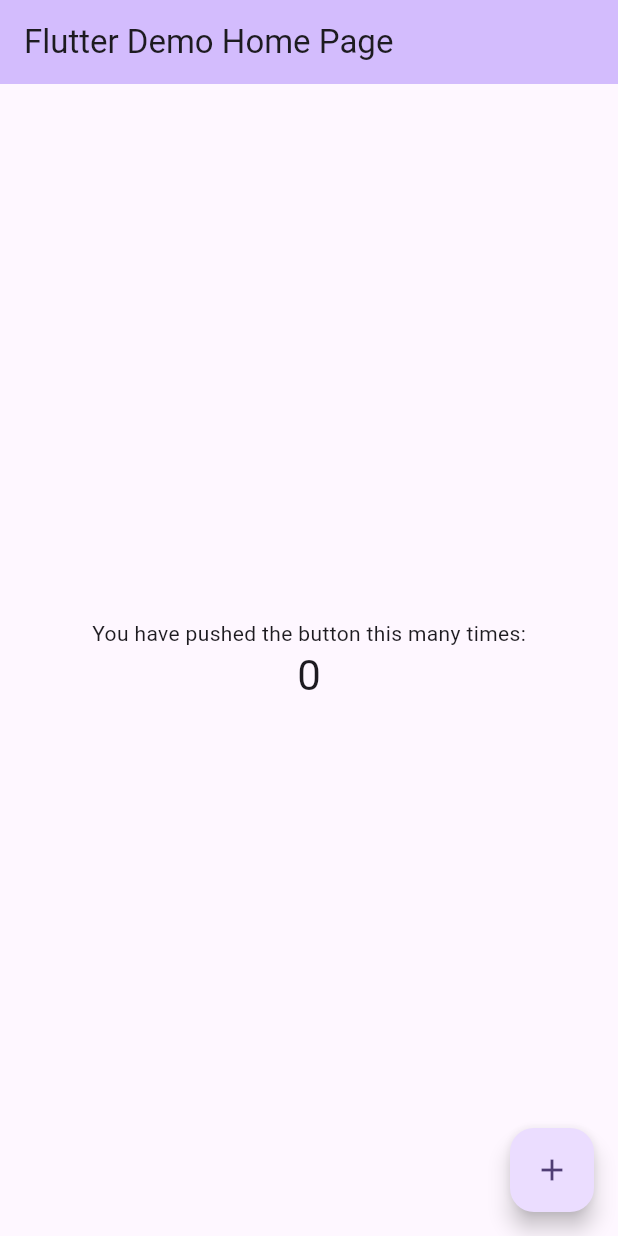
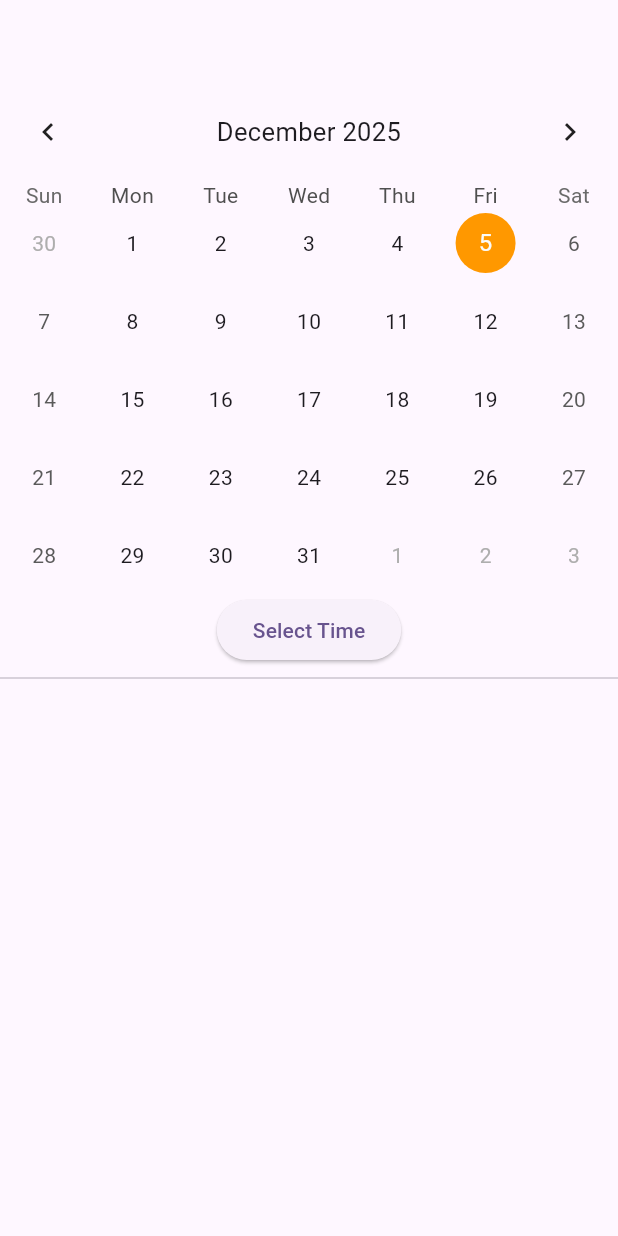
Before and after one commit to Excelsior-Technologies-Community/flutter_custom_calendar, a Flutter app: the screen it shows after launch, on a phone screen of 412 x 824 dp. Run offline on Flutter 3.47's test engine with Material 3 defaults, Android fonts, the phone set to English and light mode, and no system bars; drawn by our look-alikes of table_calendar.

```diff
--- /dev/null
+++ b/custom_calendar/analysis_options.yaml
@@ -0,0 +1,4 @@
+include: package:flutter_lints/flutter.yaml
+
+# Additional information about this file can be found at
+# https://dart.dev/guides/language/analysis-options
--- /dev/null
+++ b/custom_calendar/lib/custom_calendar.dart
@@ -0,0 +1,123 @@
+library custom_calendar;
+
+import 'package:flutter/material.dart';
+import 'package:table_calendar/table_calendar.dart';
+
+class CustomCalendar extends StatefulWidget {
+  const CustomCalendar({
+    super.key,
+    this.events = const {},
+    this.holidays = const {},
+    this.holidaySelectColor = Colors.blue,
+    this.eventSelectColor = Colors.red, this.todaySelectColor = Colors.orange,
+  });
+
+  final Map<DateTime, List<String>> events;
+  final Map<DateTime, String> holidays;
+  final Color holidaySelectColor;
+  final Color eventSelectColor;
+  final Color todaySelectColor;
+
+  @override
+  State<CustomCalendar> createState() => _CustomCalendarState();
+}
+
+class _CustomCalendarState extends State<CustomCalendar> {
+  DateTime focusedDay = DateTime.now();
+  DateTime? selectedDay;
+
+  String selectedDayMessage = "";
+
+  List<String> getEventsForDay(DateTime day) {
+    DateTime d = DateTime(day.year, day.month, day.day);
+    return widget.events[d] ?? [];
+  }
+
+  String? getHolidayName(DateTime day) {
+    DateTime d = DateTime(day.year, day.month, day.day);
+    return widget.holidays[d];
+  }
+
+  bool isHoliday(DateTime day) => getHolidayName(day) != null;
+
+  void selectTime() async {
+    TimeOfDay? time = await showTimePicker(
+      context: context,
+      initialTime: TimeOfDay.now(),
+    );
+
+    if (time != null) {
+      ScaffoldMessenger.of(context).showSnackBar(
+        SnackBar(content: Text("Selected time: ${time.format(context)}")),
+      );
+    }
+  }
+
+  @override
+  Widget build(BuildContext context) {
+    return Column(
+      children: [
+        TableCalendar(
+          headerStyle: const HeaderStyle(
+            formatButtonVisible: false,
+            titleCentered: true,
+          ),
+          focusedDay: focusedDay,
+          firstDay: DateTime(2020),
+          lastDay: DateTime(2030),
+          selectedDayPredicate: (day) => isSameDay(selectedDay, day),
+
+          onDaySelected: (selected, focused) {
+            setState(() {
+              selectedDay = selected;
+              focusedDay = focused;
+
+              String? holiday = getHolidayName(selected);
+              List<String> events = getEventsForDay(selected);
+
+              if (holiday != null) {
+                selectedDayMessage = "This date is $holiday holiday";
+              } else if (events.isNotEmpty) {
+                selectedDayMessage = "This date has ${events.join(', ')} event";
+              } else {
+                selectedDayMessage = "No events on this day";
+              }
+            });
+          },
+
+          eventLoader: getEventsForDay,
+
+          holidayPredicate: (day) => isHoliday(day),
+
+          calendarStyle:  CalendarStyle(
+            todayDecoration: BoxDecoration(
+              color: Colors.orange,
+              shape: BoxShape.circle,
+            ),
+            selectedDecoration: BoxDecoration(
+              color: widget.holidaySelectColor,
+              shape: BoxShape.circle,
+            ),
+            markerDecoration: BoxDecoration(
+              color: widget.eventSelectColor,
+              shape: BoxShape.circle,
+            ),
+          ),
+        ),
+
+        ElevatedButton(onPressed: selectTime, child: const Text("Select Time")),
+
+        const Divider(),
+
+        Padding(
+          padding: const EdgeInsets.all(8.0),
+          child: Text(
+            selectedDayMessage,
+            style: const TextStyle(fontSize: 16, fontWeight: FontWeight.bold),
+            textAlign: TextAlign.center,
+          ),
+        ),
+      ],
+    );
+  }
+}
--- a/lib/main.dart
+++ b/lib/main.dart
@@ -1,4 +1,6 @@
+import 'package:custom_calendar/custom_calendar.dart';
 import 'package:flutter/material.dart';
+import 'package:flutter_custom_calendar/custom_calendar/custom_calendar.dart';
 
 void main() {
   runApp(const MyApp());
@@ -7,116 +9,42 @@ void main() {
 class MyApp extends StatelessWidget {
   const MyApp({super.key});
 
-  // This widget is the root of your application.
   @override
   Widget build(BuildContext context) {
     return MaterialApp(
+      debugShowCheckedModeBanner: false,
       title: 'Flutter Demo',
       theme: ThemeData(
-        // This is the theme of your application.
-        //
-        // TRY THIS: Try running your application with "flutter run". You'll see
-        // the application has a purple toolbar. Then, without quitting the app,
-        // try changing the seedColor in the colorScheme below to Colors.green
-        // and then invoke "hot reload" (save your changes or press the "hot
-        // reload" button in a Flutter-supported IDE, or press "r" if you used
-        // the command line to start the app).
-        //
-        // Notice that the counter didn't reset back to zero; the application
-        // state is not lost during the reload. To reset the state, use hot
-        // restart instead.
-        //
-        // This works for code too, not just values: Most code changes can be
-        // tested with just a hot reload.
         colorScheme: ColorScheme.fromSeed(seedColor: Colors.deepPurple),
       ),
-      home: const MyHomePage(title: 'Flutter Demo Home Page'),
+      home:  New(),
     );
   }
 }
 
-class MyHomePage extends StatefulWidget {
-  const MyHomePage({super.key, required this.title});
-
-  // This widget is the home page of your application. It is stateful, meaning
-  // that it has a State object (defined below) that contains fields that affect
-  // how it looks.
-
-  // This class is the configuration for the state. It holds the values (in this
-  // case the title) provided by the parent (in this case the App widget) and
-  // used by the build method of the State. Fields in a Widget subclass are
-  // always marked "final".
-
-  final String title;
-
-  @override
-  State<MyHomePage> createState() => _MyHomePageState();
-}
-
-class _MyHomePageState extends State<MyHomePage> {
-  int _counter = 0;
-
-  void _incrementCounter() {
-    setState(() {
-      // This call to setState tells the Flutter framework that something has
-      // changed in this State, which causes it to rerun the build method below
-      // so that the display can reflect the updated values. If we changed
-      // _counter without calling setState(), then the build method would not be
-      // called again, and so nothing would appear to happen.
-      _counter++;
-    });
-  }
+class New extends StatelessWidget {
+  const New({super.key});
 
   @override
   Widget build(BuildContext context) {
-    // This method is rerun every time setState is called, for instance as done
-    // by the _incrementCounter method above.
-    //
-    // The Flutter framework has been optimized to make rerunning build methods
-    // fast, so that you can just rebuild anything that needs updating rather
-    // than having to individually change instances of widgets.
     return Scaffold(
       appBar: AppBar(
-        // TRY THIS: Try changing the color here to a specific color (to
-        // Colors.amber, perhaps?) and trigger a hot reload to see the AppBar
-        // change color while the other colors stay the same.
-        backgroundColor: Theme.of(context).colorScheme.inversePrimary,
-        // Here we take the value from the MyHomePage object that was created by
-        // the App.build method, and use it to set our appbar title.
-        title: Text(widget.title),
+
       ),
-      body: Center(
-        // Center is a layout widget. It takes a single child and positions it
-        // in the middle of the parent.
-        child: Column(
-          // Column is also a layout widget. It takes a list of children and
-          // arranges them vertically. By default, it sizes itself to fit its
-          // children horizontally, and tries to be as tall as its parent.
-          //
-          // Column has various properties to control how it sizes itself and
-          // how it positions its children. Here we use mainAxisAlignment to
-          // center the children vertically; the main axis here is the vertical
-          // axis because Columns are vertical (the cross axis would be
-          // horizontal).
-          //
-          // TRY THIS: Invoke "debug painting" (choose the "Toggle Debug Paint"
-          // action in the IDE, or press "p" in the console), to see the
-          // wireframe for each widget.
-          mainAxisAlignment: MainAxisAlignment.center,
-          children: <Widget>[
-            const Text('You have pushed the button this many times:'),
-            Text(
-              '$_counter',
-              style: Theme.of(context).textTheme.headlineMedium,
-            ),
-          ],
-        ),
+      body: Column(
+        children: [
+          CustomCalendar(
+            events: {
+              DateTime(2026, 1, 15): ["Meeting"],
+              DateTime(2026, 1, 20): ["Birthday"],
+            },
+            holidays: {
+              DateTime(2026, 1, 26): "Republic Day",
+              DateTime(2026, 1, 14): "Makar Sankranti",
+            },
+          )
+        ],
       ),
-      floatingActionButton: FloatingActionButton(
-        onPressed: _incrementCounter,
-        tooltip: 'Increment',
-        child: const Icon(Icons.add),
-      ), // This trailing comma makes auto-formatting nicer for build methods.
     );
   }
 }
--- a/pubspec.yaml
+++ b/pubspec.yaml
@@ -30,6 +30,10 @@ environment:
 dependencies:
   flutter:
     sdk: flutter
+  table_calendar: ^3.0.9
+  intl: ^0.19.0
+  custom_calendar:
+    path: custom_calendar
 
   # The following adds the Cupertino Icons font to your application.
   # Use with the CupertinoIcons class for iOS style icons.
```
Also changed, not shown: custom_calendar/pubspec.yaml (added, +55 -0 lines), lib/custom_calendar/custom_calendar.dart (added, +172 -0 lines), pubspec.lock, 5 other files.
